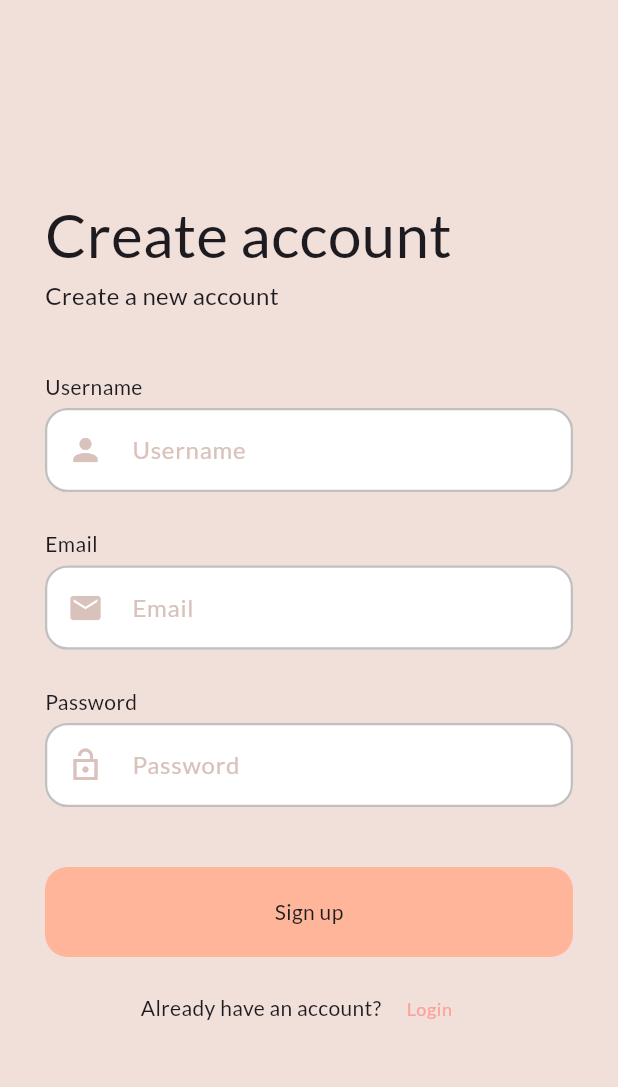
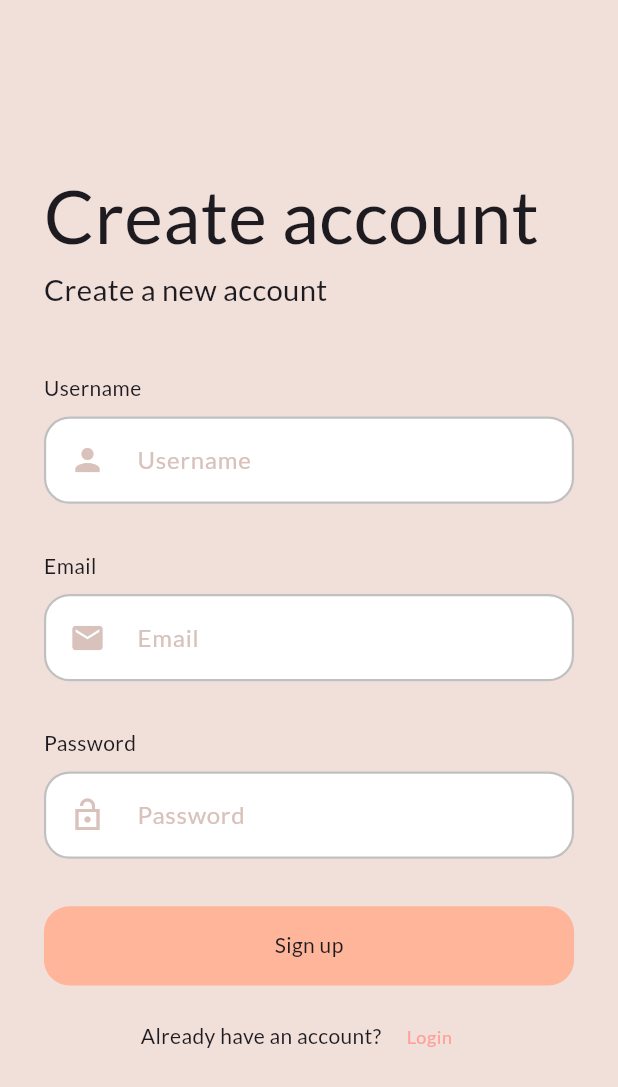
Before and after one commit to TeeWrath/Annapurna, a Flutter app: the screen it shows after launch, on a phone screen of 412 x 824 dp. Shown: the top 1087 px of the screen. Run offline on Flutter 3.47's test engine with Material 3 defaults, Android fonts, the phone set to English and light mode, and no system bars; drawn by our look-alikes of flutter_platform_widgets; our stand-ins replace cloud_firestore, firebase_auth, firebase_core, flutter_riverpod, flutter_screenutil, go_router and 2 more; accounts and stored records are empty; network calls fail.

Commit message:
minor ui changes

```diff
--- a/lib/view/signup.dart
+++ b/lib/view/signup.dart
@@ -2,6 +2,7 @@ import 'package:flutter/material.dart';
 import 'package:flutter_riverpod/flutter_riverpod.dart';
 import 'package:go_router/go_router.dart';
 import 'package:meals/controllers/auth_controller.dart';
+import 'package:flutter_screenutil/flutter_screenutil.dart';
 import 'package:meals/core/routes/app_route_const.dart';
 
 class SignupScreen extends ConsumerStatefulWidget {
@@ -49,7 +50,7 @@ class _SignupScreenState extends ConsumerState<SignupScreen> {
         toolbarHeight: 0,
       ),
       body: Padding(
-        padding: const EdgeInsets.all(30.0),
+        padding: EdgeInsets.all(60.r),
         child: Align(
           alignment: Alignment.center,
           child: SingleChildScrollView(
@@ -58,99 +59,99 @@ class _SignupScreenState extends ConsumerState<SignupScreen> {
               crossAxisAlignment: CrossAxisAlignment.start,
               children: [
                 // Heading
-                const Text(
+                Text(
                   'Create account',
-                  style: TextStyle(fontSize: 40),
+                  style: TextStyle(fontSize: 100.sp),
                 ),
 
                 // Sub-Heading
-                const Text(
+                Text(
                   'Create a new account',
-                  style: TextStyle(fontSize: 16),
+                  style: TextStyle(fontSize: 40.sp),
                 ),
-                const SizedBox(height: 40),
+                SizedBox(height: 20.h),
 
                 // Username Text-box
                 const Text('Username'),
-                const SizedBox(height: 4),
+                SizedBox(height: 4.h),
                 TextField(
                   controller: userNameController,
-                  decoration: const InputDecoration(
+                  decoration: InputDecoration(
                     prefixIcon: Padding(
-                      padding: EdgeInsets.all(15.0),
+                      padding: EdgeInsets.all(35.r),
                       child: Icon(Icons.person),
                     ),
                     hintText: 'Username',
                     filled: true,
                     fillColor: Colors.white,
                     enabledBorder: OutlineInputBorder(
-                      borderRadius: BorderRadius.all(Radius.circular(15)),
+                      borderRadius: BorderRadius.all(Radius.circular(35.r)),
                       borderSide: BorderSide(
                           color: Color.fromARGB(63, 0, 0, 0), width: 1.5),
                     ),
                     focusedBorder: OutlineInputBorder(
-                      borderRadius: BorderRadius.all(Radius.circular(15)),
+                      borderRadius: BorderRadius.all(Radius.circular(35.r)),
                       borderSide: BorderSide(
                           color: Color.fromARGB(63, 0, 0, 0), width: 1.5),
                     ),
                   ),
                 ),
-                const SizedBox(height: 25),
+                SizedBox(height: 15.h),
 
                 // Email text-box
                 const Text('Email'),
-                const SizedBox(height: 4),
+                SizedBox(height: 4.h),
                 TextField(
                   controller: emailController,
-                  decoration: const InputDecoration(
+                  decoration: InputDecoration(
                     prefixIcon: Padding(
-                      padding: EdgeInsets.all(15.0),
+                      padding: EdgeInsets.all(35.r),
                       child: Icon(Icons.mail),
                     ),
                     hintText: 'Email',
                     filled: true,
                     fillColor: Colors.white,
                     enabledBorder: OutlineInputBorder(
-                      borderRadius: BorderRadius.all(Radius.circular(15)),
+                      borderRadius: BorderRadius.all(Radius.circular(35.r)),
                       borderSide: BorderSide(
                           color: Color.fromARGB(63, 0, 0, 0), width: 1.5),
                     ),
                     focusedBorder: OutlineInputBorder(
-                      borderRadius: BorderRadius.all(Radius.circular(15)),
+                      borderRadius: BorderRadius.all(Radius.circular(35.r)),
                       borderSide: BorderSide(
                           color: Color.fromARGB(63, 0, 0, 0), width: 1.5),
                     ),
                   ),
                 ),
-                const SizedBox(height: 25),
+                SizedBox(height: 15.h),
 
                 // Password text-box
                 const Text('Password'),
-                const SizedBox(height: 4),
+                SizedBox(height: 4.h),
                 TextField(
                   controller: passwordController,
                   obscureText: true,
-                  decoration: const InputDecoration(
+                  decoration: InputDecoration(
                     prefixIcon: Padding(
-                      padding: EdgeInsets.all(15.0),
+                      padding: EdgeInsets.all(35.r),
                       child: Icon(Icons.lock_open_sharp),
                     ),
                     hintText: 'Password',
                     filled: true,
                     fillColor: Colors.white,
                     enabledBorder: OutlineInputBorder(
-                      borderRadius: BorderRadius.all(Radius.circular(15)),
+                      borderRadius: BorderRadius.all(Radius.circular(35.r)),
                       borderSide: BorderSide(
                           color: Color.fromARGB(63, 0, 0, 0), width: 1.5),
                     ),
                     focusedBorder: OutlineInputBorder(
-                      borderRadius: BorderRadius.all(Radius.circular(15)),
+                      borderRadius: BorderRadius.all(Radius.circular(35.r)),
                       borderSide: BorderSide(
                           color: Color.fromARGB(63, 0, 0, 0), width: 1.5),
                     ),
                   ),
                 ),
-                const SizedBox(height: 40),
+                SizedBox(height: 15.h),
 
                 // Signup Button
                 SizedBox(
@@ -160,7 +161,7 @@ class _SignupScreenState extends ConsumerState<SignupScreen> {
                     focusColor: Theme.of(context).colorScheme.primary,
                     highlightColor: Theme.of(context).colorScheme.primary,
                     customBorder: RoundedRectangleBorder(
-                      borderRadius: BorderRadius.circular(15),
+                      borderRadius: BorderRadius.circular(35.r),
                     ),
                     child: isLoading
                         ? const Center(
@@ -168,10 +169,10 @@ class _SignupScreenState extends ConsumerState<SignupScreen> {
                           )
                         : Container(
                             width: double.infinity,
-                            height: 60,
+                            height: 25.h,
                             decoration: BoxDecoration(
                                 color: Theme.of(context).colorScheme.primary,
-                                borderRadius: BorderRadius.circular(15)),
+                                borderRadius: BorderRadius.circular(35.r)),
                             child: const Center(
                               child: Text('Sign up'),
                             ),
--- a/lib/view/splash.dart
+++ b/lib/view/splash.dart
@@ -2,6 +2,7 @@ import 'package:flutter/material.dart';
 import 'package:go_router/go_router.dart';
 import 'package:meals/controllers/meal_provider.dart';
 import 'package:flutter_riverpod/flutter_riverpod.dart';
+import 'package:flutter_screenutil/flutter_screenutil.dart';
 import 'package:meals/core/routes/app_route_const.dart';
 
 class SplashScreen extends ConsumerStatefulWidget {
@@ -37,7 +38,7 @@ class _SplashScreenState extends ConsumerState<SplashScreen> {
     return Scaffold(
       backgroundColor: const Color.fromARGB(255, 241, 101, 41),
       body: Container(
-        margin: const EdgeInsets.all(20),
+        margin: EdgeInsets.all(20.r),
         child: Center(
             child: Image.asset(
           'assets/logo.png',
```
